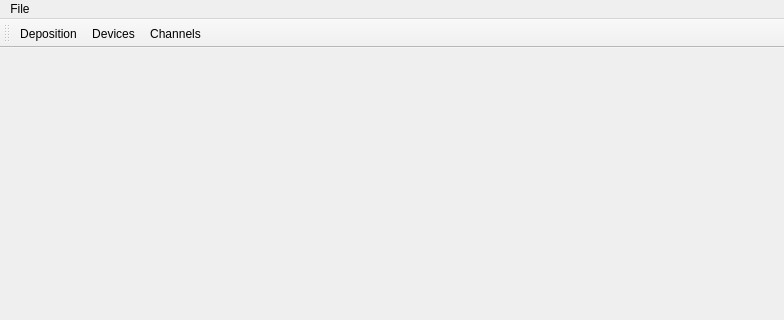
Above: mainWindow2.ui from grahamrow/WaferTracker2 before the change; both pictures show x 0 to 784 and y 0 to 320 of the 784 by 644 pixel window. Below: the same form after it.
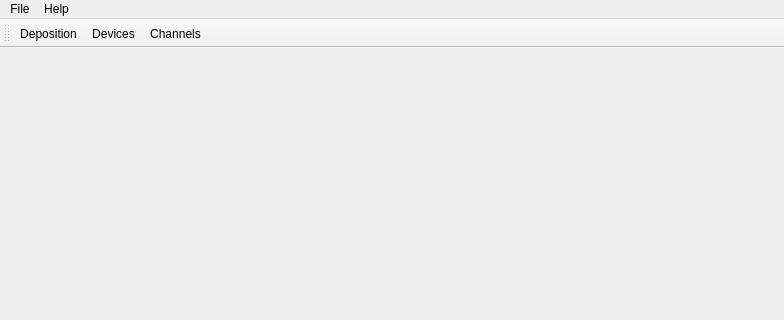
That is the form after the change. Icons and pictures are not drawn.

```diff
--- a/mainWindow2.ui
+++ b/mainWindow2.ui
@@ -86,8 +86,18 @@
     <property name="title">
      <string>File</string>
     </property>
+    <addaction name="actionOpen_Wafer"/>
+    <addaction name="actionNew_Wafer"/>
+    <addaction name="actionSave_Wafer"/>
+    <addaction name="actionSaveAs_Wafer"/>
+   </widget>
+   <widget class="QMenu" name="menuHelp">
+    <property name="title">
+     <string>Help</string>
+    </property>
    </widget>
    <addaction name="menuFile"/>
+   <addaction name="menuHelp"/>
   </widget>
   <widget class="QStatusBar" name="statusbar"/>
   <widget class="QToolBar" name="toolBar">
```
Left out of the diff: 48 changed lines with no effect on the pictures.
